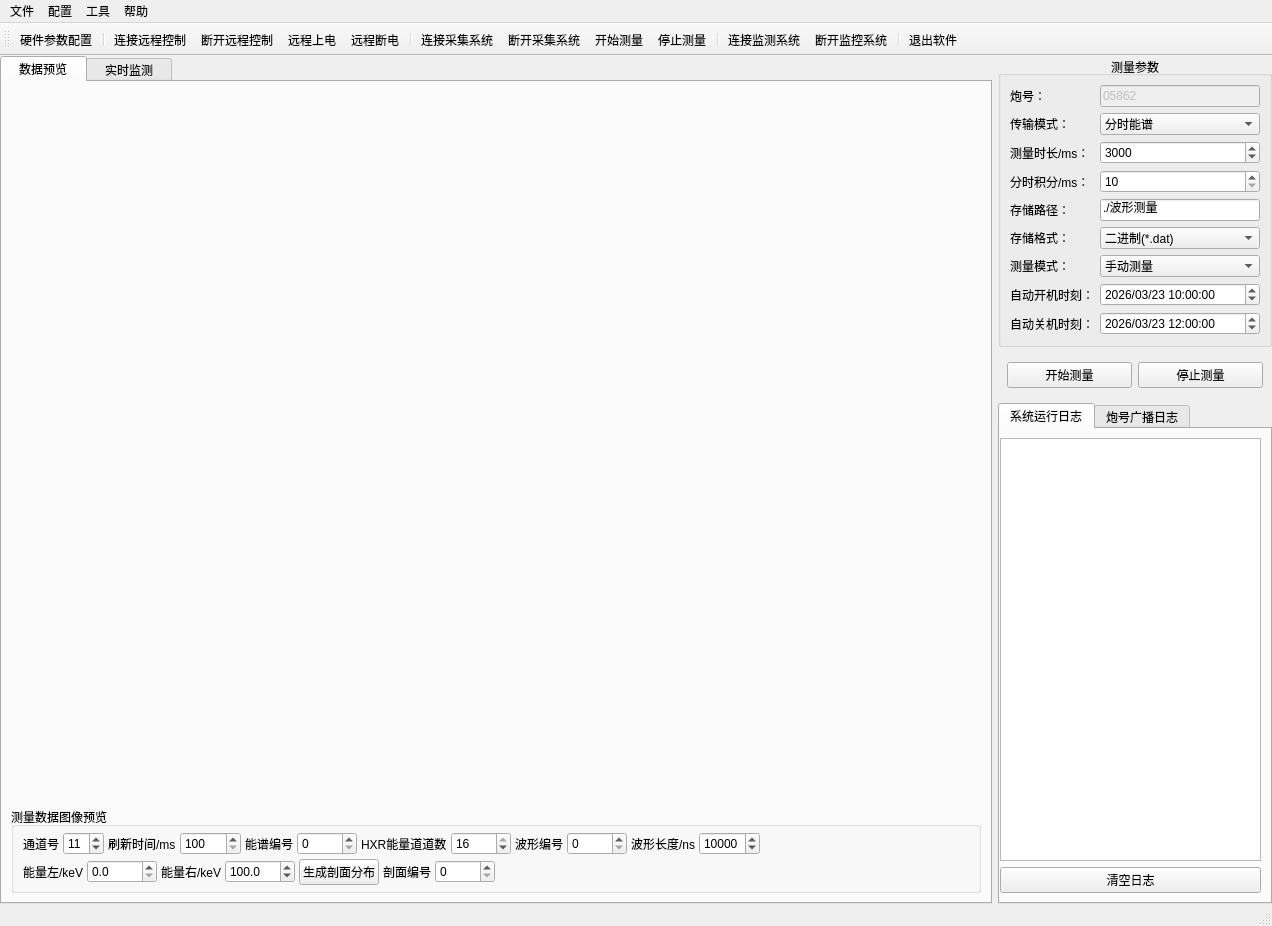
Qt form mainwindow.ui (MrXiaomao/HardXrayCamera) before a commit.
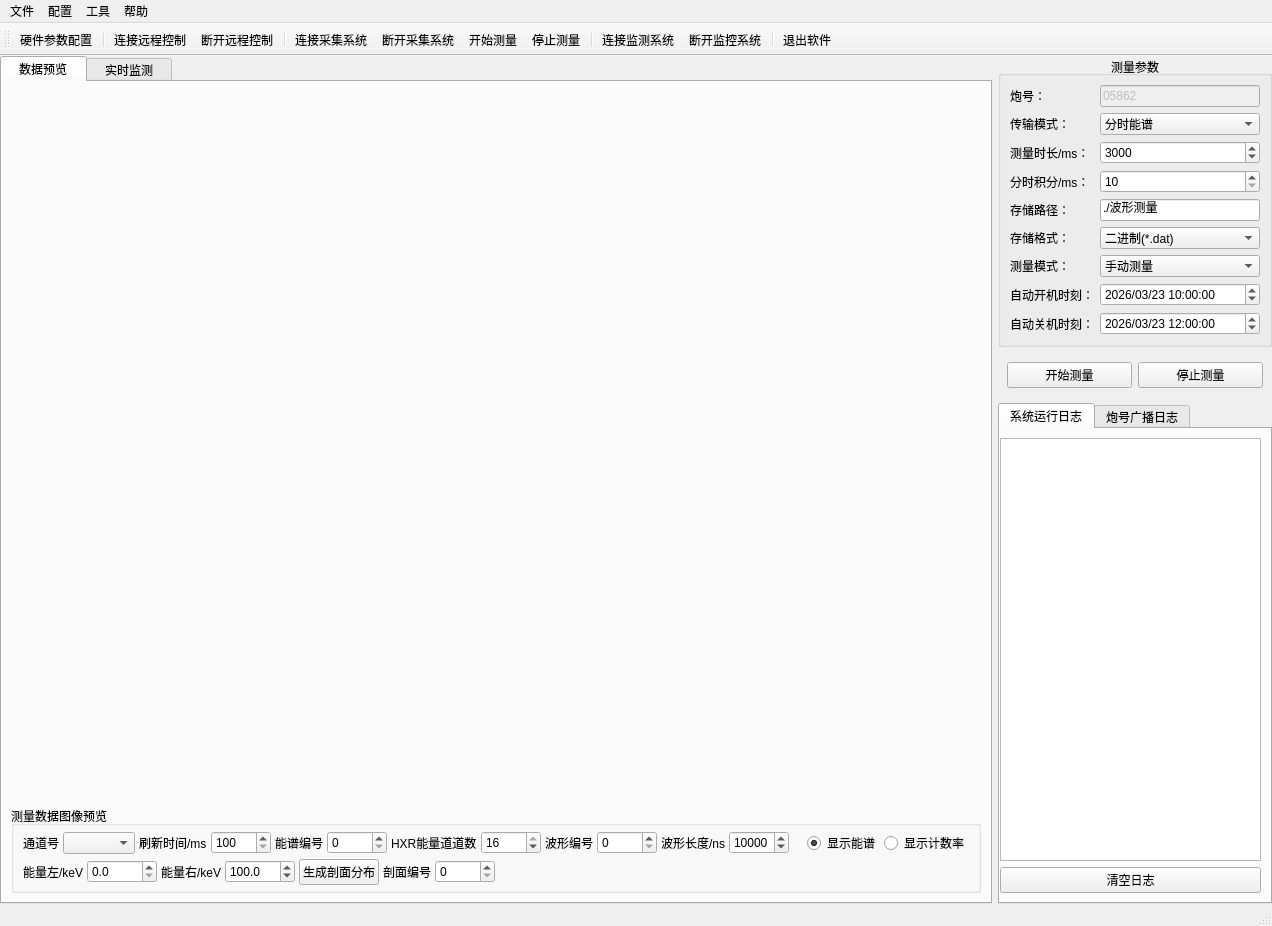
The same form after that commit. The open tabs and pages were chosen to show the change. Icons and pictures are not drawn. Custom widgets are drawn as their Qt base class.

Commit message: 增加触发信号宽度可调 增加计数率显示 删除设置页面能谱刷新时长（与主界面重复)

Diff of the .ui file:
```diff
--- a/mainwindow.ui
+++ b/mainwindow.ui
@@ -141,29 +141,7 @@
                  </widget>
                 </item>
                 <item>
-                 <widget class="QSpinBox" name="spb_channel">
-                  <property name="sizePolicy">
-                   <sizepolicy hsizetype="Fixed" vsizetype="Fixed">
-                    <horstretch>0</horstretch>
-                    <verstretch>0</verstretch>
-                   </sizepolicy>
-                  </property>
-                  <property name="minimumSize">
-                   <size>
-                    <width>40</width>
-                    <height>0</height>
-                   </size>
-                  </property>
-                  <property name="minimum">
-                   <number>1</number>
-                  </property>
-                  <property name="maximum">
-                   <number>32</number>
-                  </property>
-                  <property name="value">
-                   <number>11</number>
-                  </property>
-                 </widget>
+                 <widget class="QComboBox" name="cbb_channel"/>
                 </item>
                 <item>
                  <widget class="QLabel" name="label_12">
@@ -323,6 +301,23 @@
                   </property>
                  </spacer>
                 </item>
+                <item>
+                 <widget class="QRadioButton" name="radioButton_spec">
+                  <property name="text">
+                   <string>显示能谱</string>
+                  </property>
+                  <property name="checked">
+                   <bool>true</bool>
+                  </property>
+                 </widget>
+                </item>
+                <item>
+                 <widget class="QRadioButton" name="radioButton_cps">
+                  <property name="text">
+                   <string>显示计数率</string>
+                  </property>
+                 </widget>
+                </item>
                </layout>
               </item>
               <item>
@@ -1189,8 +1184,6 @@
    <addaction name="separator"/>
    <addaction name="action_relayNetOpen"/>
    <addaction name="action_relayNetClose"/>
-   <addaction name="action_powerOn"/>
-   <addaction name="action_powerOff"/>
    <addaction name="separator"/>
    <addaction name="action_connectDet"/>
    <addaction name="action_disconnectDet"/>
```
Left out of the diff: 80 changed lines with no effect on the pictures. The commit also changes 12 other files.
